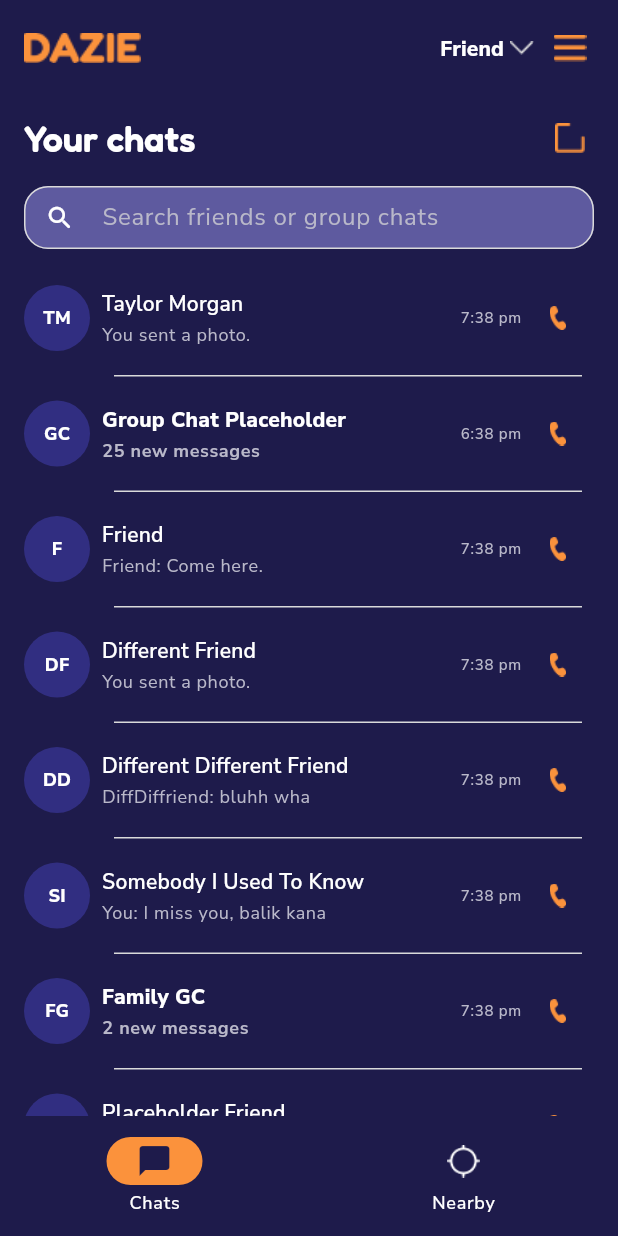
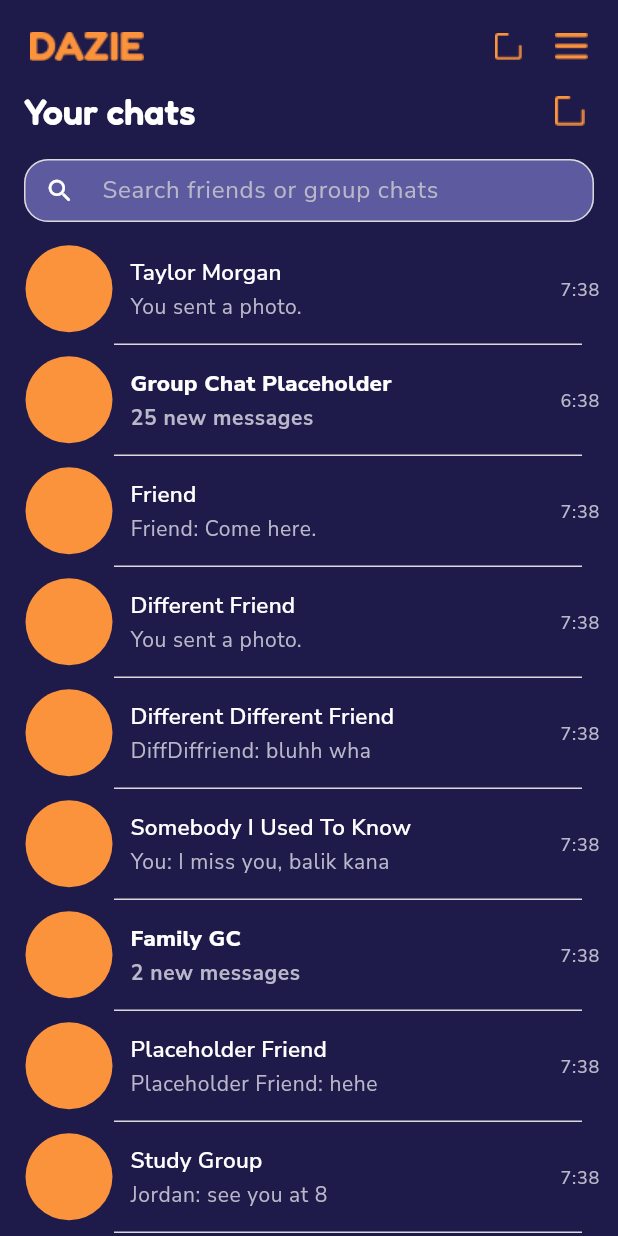
Before and after one commit to prinpami/Dazie, a Flutter app: the HomeScreen screen opened by its route, on a phone screen of 412 x 824 dp. Run offline on Flutter 3.47's test engine with Material 3 defaults, Android fonts, the phone set to English and light mode, and no system bars.

Commit message:
feat: add settings screen components

```diff
--- a/lib/screens/home_screen.dart
+++ b/lib/screens/home_screen.dart
@@ -15,7 +15,6 @@ class HomeScreen extends StatefulWidget {
 class _HomeScreenState extends State<HomeScreen> {
   final _searchController = TextEditingController();
   String _searchText = '';
-  int _selectedTab = 0;
 
   // These sample conversations let us present the layout before chat storage exists.
   static const _conversations = <_ConversationPreview>[
@@ -79,45 +78,21 @@ class _HomeScreenState extends State<HomeScreen> {
       ..showSnackBar(SnackBar(content: Text(message)));
   }
 
+  void _openSettings() {
+    Navigator.pushNamed(context, '/settings', arguments: widget.displayName);
+  }
+
   @override
   Widget build(BuildContext context) {
     return Scaffold(
+      backgroundColor: DazieColors.darkIndigo,
       body: SafeArea(
+        top: false,
         bottom: false,
         child: Column(
           children: [
             _buildTopBar(),
-            Expanded(
-              child: _selectedTab == 0 ? _buildMessages() : _buildNearby(),
-            ),
-            NavigationBar(
-              selectedIndex: _selectedTab,
-              onDestinationSelected: (index) {
-                setState(() => _selectedTab = index);
-              },
-              destinations: [
-                const NavigationDestination(
-                  icon: Icon(Icons.chat_bubble_outline_rounded),
-                  selectedIcon: Icon(Icons.chat_bubble_rounded),
-                  label: 'Chats',
-                ),
-                NavigationDestination(
-                  icon: Image.asset(
-                    'assets/images/Discovery.png',
-                    width: 22,
-                    height: 22,
-                    semanticLabel: 'Nearby discovery',
-                  ),
-                  selectedIcon: Image.asset(
-                    'assets/images/RadarButton.png',
-                    width: 22,
-                    height: 22,
-                    semanticLabel: 'Nearby discovery selected',
-                  ),
-                  label: 'Nearby',
-                ),
-              ],
-            ),
+            Expanded(child: _buildMessages()),
           ],
         ),
       ),
@@ -126,69 +101,36 @@ class _HomeScreenState extends State<HomeScreen> {
 
   Widget _buildTopBar() {
     return Padding(
-      padding: const EdgeInsets.fromLTRB(
-        AppSpacing.md,
-        AppSpacing.sm,
-        AppSpacing.sm,
-        AppSpacing.xs,
-      ),
+      padding: const EdgeInsets.fromLTRB(20, 20, 20, 0),
+      child: SizedBox(
+        height: 22,
         child: Row(
           children: [
             Image.asset(
               'assets/images/DAZIE.png',
-            width: 78,
-            height: 26,
+              width: 76,
+              height: 20,
               fit: BoxFit.contain,
               semanticLabel: 'Dazie',
             ),
             const Spacer(),
-          PopupMenuButton<String>(
-            tooltip: 'Profile options',
-            onSelected: (value) {
-              if (value == 'signout') {
-                Navigator.pushNamedAndRemoveUntil(context, '/', (_) => false);
-              }
-            },
-            itemBuilder: (context) => const [
-              PopupMenuItem(value: 'signout', child: Text('Sign out')),
-            ],
-            child: Row(
-              children: [
-                ConstrainedBox(
-                  constraints: const BoxConstraints(maxWidth: 108),
-                  child: Text(
-                    widget.displayName,
-                    maxLines: 1,
-                    overflow: TextOverflow.ellipsis,
-                    style: Theme.of(context).textTheme.labelLarge,
+            _ImageButton(
+              asset: 'assets/images/Create.png',
+              label: 'Create a chat',
+              width: 18,
+              onPressed: () => _showPreviewMessage(
+                'Creating a chat will be added in a later checkpoint.',
               ),
             ),
-                const SizedBox(width: AppSpacing.xs),
-                Image.asset(
-                  'assets/images/Dropdown.png',
-                  width: 16,
-                  height: 16,
-                  semanticLabel: 'Show profile options',
+            const SizedBox(width: 22),
+            _ImageButton(
+              asset: 'assets/images/HamburgerMenu.png',
+              label: 'Open settings',
+              width: 22,
+              onPressed: _openSettings,
             ),
           ],
         ),
-          ),
-          PopupMenuButton<String>(
-            tooltip: 'More options',
-            onSelected: (_) =>
-                _showPreviewMessage('More settings will be added later.'),
-            itemBuilder: (context) => const [
-              PopupMenuItem(value: 'settings', child: Text('Settings')),
-              PopupMenuItem(value: 'help', child: Text('Help')),
-            ],
-            icon: Image.asset(
-              'assets/images/HamburgerMenu.png',
-              width: 22,
-              height: 22,
-              semanticLabel: 'More options',
-            ),
-          ),
-        ],
       ),
     );
   }
@@ -284,9 +226,6 @@ class _HomeScreenState extends State<HomeScreen> {
                       onTap: () => _showPreviewMessage(
                         'The chat screen is planned for a later checkpoint.',
                       ),
-                      onCall: () => _showPreviewMessage(
-                        'Voice calling is not connected yet.',
-                      ),
                     );
                   },
                 ),
@@ -294,56 +233,32 @@ class _HomeScreenState extends State<HomeScreen> {
       ],
     );
   }
+}
 
-  Widget _buildNearby() {
-    return Center(
-      child: SingleChildScrollView(
-        padding: const EdgeInsets.all(AppSpacing.xl),
-        child: Column(
-          mainAxisSize: MainAxisSize.min,
-          children: [
-            Container(
-              width: 168,
-              height: 168,
-              decoration: const BoxDecoration(
-                shape: BoxShape.circle,
-                color: DazieColors.midnightIndigo,
-              ),
-              child: Center(
-                child: Image.asset(
-                  'assets/images/RadarButton.png',
-                  width: 76,
-                  height: 76,
-                  semanticLabel: 'Dazie nearby radar',
-                ),
-              ),
-            ),
-            const SizedBox(height: AppSpacing.xl),
-            Text(
-              'Find your friends nearby',
-              textAlign: TextAlign.center,
-              style: Theme.of(context).textTheme.headlineSmall,
-            ),
-            const SizedBox(height: AppSpacing.sm),
-            Text(
-              'Dazie is being designed to help your group stay together when the internet is unavailable. Nearby discovery is a future checkpoint.',
-              textAlign: TextAlign.center,
-              style: Theme.of(context).textTheme.bodyMedium
-                  ?.copyWith(color: DazieColors.mutedText, height: 1.5),
-            ),
-            const SizedBox(height: AppSpacing.xl),
-            FilledButton.icon(
-              onPressed: () => _showPreviewMessage(
-                'Nearby discovery is a visual preview for now.',
-              ),
-              icon: Image.asset(
-                'assets/images/RadarButton.png',
-                width: 18,
-                height: 18,
-              ),
-              label: const Text('PREVIEW RADAR'),
-            ),
-          ],
+class _ImageButton extends StatelessWidget {
+  const _ImageButton({
+    required this.asset,
+    required this.label,
+    required this.width,
+    required this.onPressed,
+  });
+
+  final String asset;
+  final String label;
+  final double width;
+  final VoidCallback onPressed;
+
+  @override
+  Widget build(BuildContext context) {
+    return Semantics(
+      button: true,
+      label: label,
+      child: InkWell(
+        onTap: onPressed,
+        child: SizedBox(
+          width: width,
+          height: 22,
+          child: Image.asset(asset, fit: BoxFit.contain),
         ),
       ),
     );
@@ -365,27 +280,15 @@ class _ConversationPreview {
 }
 
 class _ConversationTile extends StatelessWidget {
-  const _ConversationTile({
-    required this.conversation,
-    required this.onTap,
-    required this.onCall,
-  });
+  const _ConversationTile({required this.conversation, required this.onTap});
 
   final _ConversationPreview conversation;
   final VoidCallback onTap;
-  final VoidCallback onCall;
-
-  String get _initials => conversation.name
-      .split(RegExp(r'\s+'))
-      .where((part) => part.isNotEmpty)
-      .take(2)
-      .map((part) => part[0].toUpperCase())
-      .join();
 
   @override
   Widget build(BuildContext context) {
     final titleStyle = Theme.of(context).textTheme.titleMedium?.copyWith(
-      fontSize: 14,
+      fontSize: 15,
       fontWeight: conversation.isUnread ? FontWeight.w800 : FontWeight.w600,
     );
 
@@ -393,24 +296,16 @@ class _ConversationTile extends StatelessWidget {
       onTap: onTap,
       borderRadius: BorderRadius.circular(12),
       child: SizedBox(
-        height: 76,
+        height: 73,
         child: Padding(
-          padding: const EdgeInsets.symmetric(horizontal: AppSpacing.sm),
+          padding: const EdgeInsets.only(left: 9, right: 4),
           child: Row(
             children: [
-              CircleAvatar(
-                radius: 22,
-                backgroundColor: DazieColors.midnightIndigo,
-                child: Text(
-                  _initials,
-                  style: const TextStyle(
-                    color: DazieColors.white,
-                    fontWeight: FontWeight.w800,
-                    fontSize: 12,
+              const CircleAvatar(
+                radius: 29,
+                backgroundColor: DazieColors.tangerineOrange,
               ),
-                ),
-              ),
-              const SizedBox(width: AppSpacing.sm),
+              const SizedBox(width: 12),
               Expanded(
                 child: Column(
                   mainAxisAlignment: MainAxisAlignment.center,
@@ -429,7 +324,7 @@ class _ConversationTile extends StatelessWidget {
                       overflow: TextOverflow.ellipsis,
                       style: Theme.of(context).textTheme.bodySmall?.copyWith(
                         color: DazieColors.mutedText,
-                        fontSize: 12,
+                        fontSize: 14,
                         fontWeight: conversation.isUnread
                             ? FontWeight.w700
                             : FontWeight.w400,
@@ -438,25 +333,15 @@ class _ConversationTile extends StatelessWidget {
                   ],
                 ),
               ),
-              const SizedBox(width: AppSpacing.xs),
+              const SizedBox(width: 8),
               SizedBox(
-                width: 48,
+                width: 44,
                 child: Text(
                   conversation.time,
                   textAlign: TextAlign.end,
                   maxLines: 1,
                   style: Theme.of(context).textTheme.labelSmall
-                      ?.copyWith(fontSize: 10),
-                ),
-              ),
-              IconButton(
-                tooltip: 'Call ${conversation.name}',
-                onPressed: onCall,
-                icon: Image.asset(
-                  'assets/images/PhoneCall.png',
-                  width: 16,
-                  height: 16,
-                  semanticLabel: 'Call',
+                      ?.copyWith(fontSize: 12),
                 ),
               ),
             ],
```
Also changed, not shown: lib/screens/register_screen.dart (+94 -64 lines). Lines whose indentation alone changed are shown as unchanged.
